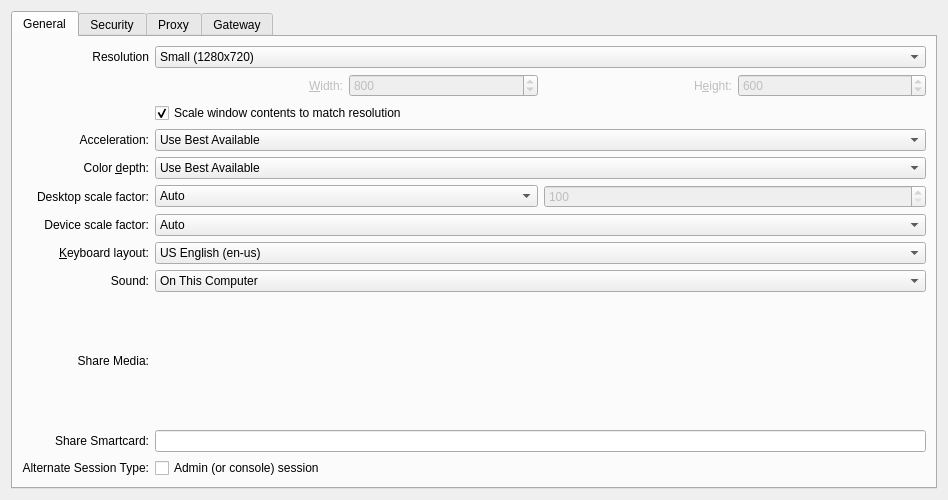
Above: rdp/rdppreferences.ui from KDE/krdc before the change. Below: the same form after it.
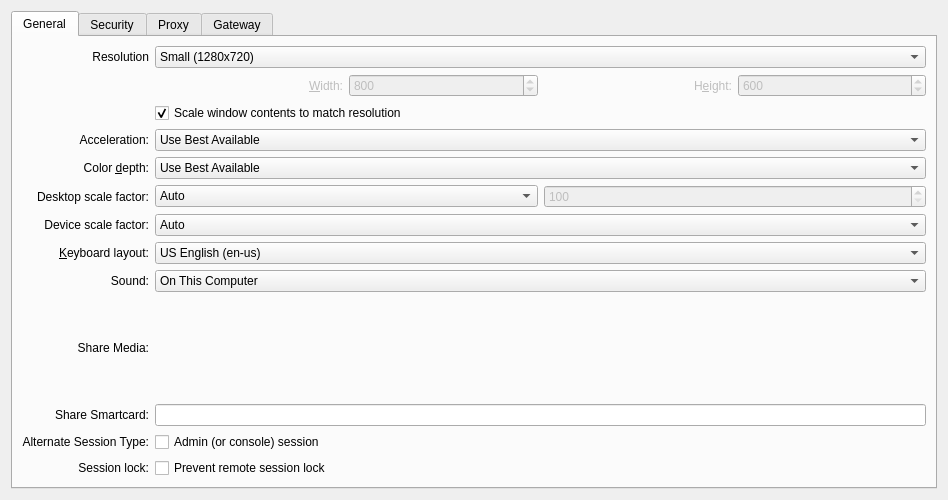
That is the form after the change. Custom widgets are drawn as their Qt base class.

Commit message: RDP: add support for freerdp's prevent-session-lock option BUG: 509768

Patch:
```diff
--- a/rdp/rdppreferences.ui
+++ b/rdp/rdppreferences.ui
@@ -700,6 +700,23 @@
          </property>
         </widget>
        </item>
+       <item row="12" column="0">
+        <widget class="QLabel" name="preventSessionLockLabel">
+         <property name="text">
+          <string>Session lock:</string>
+         </property>
+         <property name="alignment">
+          <set>Qt::AlignmentFlag::AlignRight|Qt::AlignmentFlag::AlignTrailing|Qt::AlignmentFlag::AlignVCenter</set>
+         </property>
+        </widget>
+       </item>
+       <item row="12" column="1">
+        <widget class="QCheckBox" name="kcfg_PreventSessionLock">
+         <property name="text">
+          <string>Prevent remote session lock</string>
+         </property>
+        </widget>
+       </item>
       </layout>
      </widget>
      <widget class="QWidget" name="securitySettingsTab">
```
The commit also changes 4 other files.
